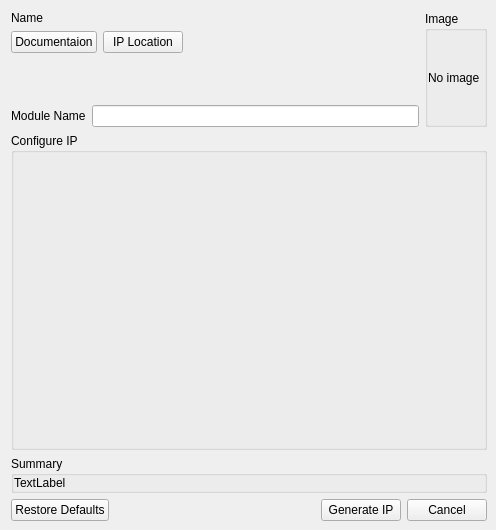
Before: the Qt Designer form src/IpConfigurator/IPDialogBox.ui in QuickLogic-Corp/FOEDAG, drawn with Qt 5.
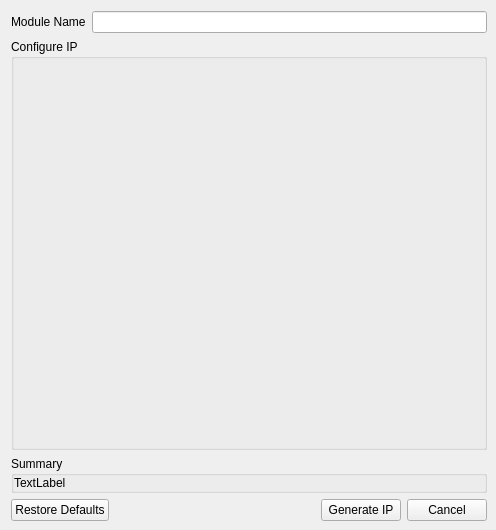
After: the same form once the commit is applied. Icons and pictures are not drawn.

The edit to the form file:
```diff
--- a/src/IpConfigurator/IPDialogBox.ui
+++ b/src/IpConfigurator/IPDialogBox.ui
@@ -42,89 +42,7 @@
      <property name="verticalSpacing">
       <number>6</number>
      </property>
-     <item row="1" column="1" colspan="2">
-      <layout class="QHBoxLayout" name="horizontalLayout_3">
-       <item>
-        <widget class="QPushButton" name="documentation">
-         <property name="text">
-          <string>Documentaion</string>
-         </property>
-         <property name="icon">
-          <iconset resource="ip_resources.qrc">
-           <normaloff>:/images/page.png</normaloff>:/images/page.png</iconset>
-         </property>
-         <property name="autoDefault">
-          <bool>false</bool>
-         </property>
-        </widget>
-       </item>
-       <item>
-        <widget class="QPushButton" name="ipLocation">
-         <property name="text">
-          <string>IP Location</string>
-         </property>
-         <property name="icon">
-          <iconset resource="ip_resources.qrc">
-           <normaloff>:/images/folder.png</normaloff>:/images/folder.png</iconset>
-         </property>
-         <property name="autoDefault">
-          <bool>false</bool>
-         </property>
-        </widget>
-       </item>
-       <item>
-        <spacer name="horizontalSpacer_2">
-         <property name="orientation">
-          <enum>Qt::Horizontal</enum>
-         </property>
-         <property name="sizeHint" stdset="0">
-          <size>
-           <width>40</width>
-           <height>20</height>
-          </size>
-         </property>
-        </spacer>
-       </item>
-      </layout>
-     </item>
-     <item row="0" column="3" rowspan="4">
-      <widget class="QGroupBox" name="groupBoxImage">
-       <property name="sizePolicy">
-        <sizepolicy hsizetype="Maximum" vsizetype="Preferred">
-         <horstretch>0</horstretch>
-         <verstretch>0</verstretch>
-        </sizepolicy>
-       </property>
-       <property name="title">
-        <string>Image</string>
-       </property>
-       <layout class="QGridLayout" name="gridLayout_4">
-        <property name="leftMargin">
-         <number>0</number>
-        </property>
-        <property name="topMargin">
-         <number>0</number>
-        </property>
-        <property name="rightMargin">
-         <number>0</number>
-        </property>
-        <property name="bottomMargin">
-         <number>0</number>
-        </property>
-        <property name="spacing">
-         <number>0</number>
-        </property>
-        <item row="0" column="0">
-         <widget class="QLabel" name="labelImage">
-          <property name="text">
-           <string>No image</string>
-          </property>
-         </widget>
-        </item>
-       </layout>
-      </widget>
-     </item>
-     <item row="3" column="1" colspan="2">
+     <item row="0" column="1" colspan="2">
       <layout class="QHBoxLayout" name="horizontalLayout">
        <item>
         <widget class="QLabel" name="label_2">
@@ -138,29 +56,6 @@
        </item>
       </layout>
      </item>
-     <item row="0" column="1" colspan="2">
-      <widget class="QLabel" name="labelName">
-       <property name="text">
-        <string>Name</string>
-       </property>
-      </widget>
-     </item>
-     <item row="2" column="1" colspan="2">
-      <spacer name="verticalSpacer">
-       <property name="orientation">
-        <enum>Qt::Vertical</enum>
-       </property>
-       <property name="sizeType">
-        <enum>QSizePolicy::Preferred</enum>
-       </property>
-       <property name="sizeHint" stdset="0">
-        <size>
-         <width>20</width>
-         <height>40</height>
-        </size>
-       </property>
-      </spacer>
-     </item>
     </layout>
    </item>
    <item row="2" column="0" colspan="7">
```
Left out of the diff: 8 changed lines with no effect on the pictures.
